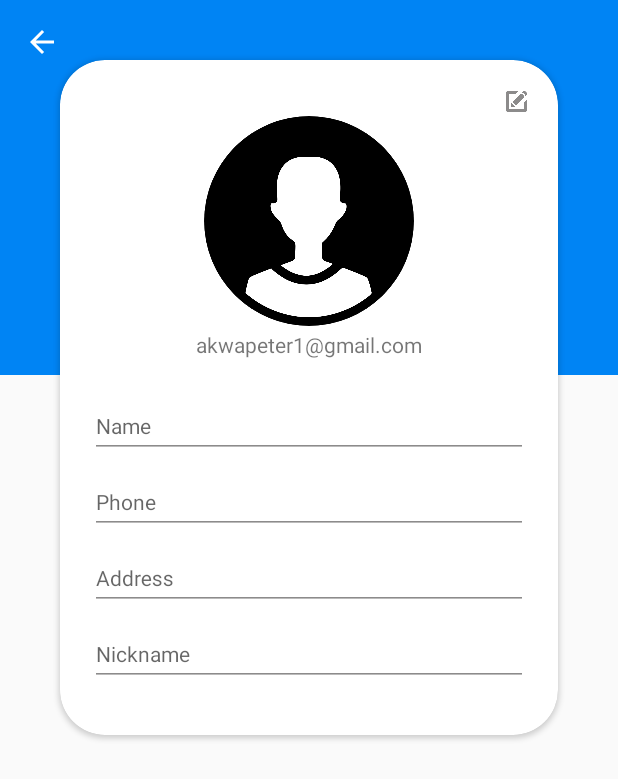
After one commit to akwa-peter/Med-Manager, an Android app: the User_Profile screen opened directly, with no data from a screen before it, on a phone screen of 412 x 824 dp. The commit adds this screen. Shown: the top 779 px of the screen. Run offline under Robolectric (Android 15) with nearby library versions, the phone set to English and light mode, and no system bars; our stand-ins replace CircleImageView.

Commit message:
Profile completed

```diff
--- a/app/build.gradle
+++ b/app/build.gradle
@@ -29,4 +29,6 @@ dependencies {
     androidTestImplementation 'com.android.support.test.espresso:espresso-core:3.0.1'
     compile 'com.android.support:support-compat:26.1.0'
     compile 'com.android.support:design:26.1.0'
+    implementation 'com.android.support:cardview-v7:26.1.0'
+    compile 'de.hdodenhof:circleimageview:2.2.0'
 }
--- a/app/src/main/AndroidManifest.xml
+++ b/app/src/main/AndroidManifest.xml
@@ -23,7 +23,9 @@
             android:name="preloaded_fonts"
             android:resource="@array/preloaded_fonts" />
 
-        <activity android:name=".Add_Medication"/>
+        <activity android:name=".Add_Medication" />
+        <activity android:name=".User_Profile"
+            android:label=" "/>
     </application>
 
 </manifest>
--- a/app/src/main/java/com/example/rad5/med_manager/Add_Medication.java
+++ b/app/src/main/java/com/example/rad5/med_manager/Add_Medication.java
@@ -1,9 +1,12 @@
 package com.example.rad5.med_manager;
 
+import android.content.Intent;
 import android.support.v7.app.ActionBar;
 import android.support.v7.app.AppCompatActivity;
 import android.os.Bundle;
 import android.support.v7.widget.Toolbar;
+import android.view.View;
+import android.widget.LinearLayout;
 
 public class Add_Medication extends AppCompatActivity {
 
@@ -19,12 +22,21 @@ public class Add_Medication extends AppCompatActivity {
         toolbar = (Toolbar) findViewById(R.id.addMedication_toolbar);
         setSupportActionBar(toolbar);
 
-        // Add menu icon to Toolbar
+        // Add menu back to Toolbar
         ActionBar supportActionBar = getSupportActionBar();
         if (supportActionBar != null) {
             supportActionBar.setHomeAsUpIndicator(R.drawable.ic_arrow_back_black_24dp);
             supportActionBar.setDisplayHomeAsUpEnabled(true);
         }
+
+        //set an onClick listener on the profile icon
+        LinearLayout profileButton = (LinearLayout) findViewById(R.id.profile);
+        profileButton.setOnClickListener(new View.OnClickListener() {
+            @Override
+            public void onClick(View view) {
+                startActivity(new Intent(Add_Medication.this, User_Profile.class));
+            }
+        });
     }
 
     @Override
--- a/app/src/main/java/com/example/rad5/med_manager/Login.java
+++ b/app/src/main/java/com/example/rad5/med_manager/Login.java
@@ -1,13 +1,27 @@
 package com.example.rad5.med_manager;
 
+import android.content.Intent;
 import android.support.v7.app.AppCompatActivity;
 import android.os.Bundle;
+import android.view.View;
+import android.widget.TextView;
 
 public class Login extends AppCompatActivity {
+
+    TextView continueWithGoogle;
 
     @Override
     protected void onCreate(Bundle savedInstanceState) {
         super.onCreate(savedInstanceState);
         setContentView(R.layout.activity_login);
+
+        continueWithGoogle = (TextView) findViewById(R.id.txt_continue_with_google);
+        continueWithGoogle.setOnClickListener(new View.OnClickListener() {
+            @Override
+            public void onClick(View view) {
+                startActivity(new Intent(Login.this, MainActivity.class));
+                finish();
+            }
+        });
     }
 }
--- a/app/src/main/java/com/example/rad5/med_manager/SplashScreen.java
+++ b/app/src/main/java/com/example/rad5/med_manager/SplashScreen.java
@@ -18,7 +18,7 @@ public class SplashScreen extends AppCompatActivity {
             @Override
             public void run() {
                 try {
-                    Intent mIntent = new Intent(SplashScreen.this, MainActivity.class);
+                    Intent mIntent = new Intent(SplashScreen.this, Login.class);
                     sleep(3000);
                     startActivity(mIntent);
                     finish();
--- /dev/null
+++ b/app/src/main/java/com/example/rad5/med_manager/User_Profile.java
@@ -0,0 +1,34 @@
+package com.example.rad5.med_manager;
+
+import android.support.v7.app.ActionBar;
+import android.support.v7.app.AppCompatActivity;
+import android.os.Bundle;
+import android.support.v7.widget.Toolbar;
+
+public class User_Profile extends AppCompatActivity {
+
+    Toolbar toolbar;
+
+    @Override
+    protected void onCreate(Bundle savedInstanceState) {
+        super.onCreate(savedInstanceState);
+        setContentView(R.layout.activity_user__profile);
+
+        //Add Action bar to the user profile activity
+        toolbar = (Toolbar) findViewById(R.id.mainActivity_toolbar);
+        setSupportActionBar(toolbar);
+
+        // Add back icon to the Toolbar
+        ActionBar supportActionBar = getSupportActionBar();
+        if (supportActionBar != null) {
+            supportActionBar.setHomeAsUpIndicator(R.drawable.ic_arrow_back_black_24dp);
+            supportActionBar.setDisplayHomeAsUpEnabled(true);
+        }
+    }
+
+    @Override
+    public boolean onSupportNavigateUp() {
+        finish();
+        return true;
+    }
+}
--- /dev/null
+++ b/app/src/main/res/layout/activity_user__profile.xml
@@ -0,0 +1,146 @@
+<?xml version="1.0" encoding="utf-8"?>
+<android.support.design.widget.CoordinatorLayout xmlns:android="http://schemas.android.com/apk/res/android"
+    xmlns:app="http://schemas.android.com/apk/res-auto"
+    xmlns:tools="http://schemas.android.com/tools"
+    android:layout_width="match_parent"
+    android:layout_height="match_parent"
+    android:descendantFocusability="beforeDescendants"
+    android:focusableInTouchMode="true"
+    tools:context="com.example.rad5.med_manager.User_Profile">
+
+    <android.support.v7.widget.Toolbar
+        android:id="@+id/mainActivity_toolbar"
+        android:layout_width="match_parent"
+        android:layout_height="?attr/actionBarSize"
+        android:background="@color/colorPrimary"
+        app:titleTextColor="@color/colorWhite"/>
+
+    <View
+        android:layout_width="match_parent"
+        android:layout_height="200dp"
+        android:background="@color/colorPrimary"
+        android:layout_marginTop="50dp"/>
+
+    <android.support.v7.widget.CardView
+        android:layout_width="match_parent"
+        android:layout_height="450dp"
+        android:layout_marginTop="40dp"
+        android:layout_marginLeft="40dp"
+        android:layout_marginRight="40dp"
+        app:cardCornerRadius="30dp"
+        app:cardElevation="@dimen/cardview_default_elevation">
+
+        <LinearLayout
+            android:layout_width="match_parent"
+            android:layout_height="match_parent"
+            android:orientation="vertical">
+
+            <RelativeLayout
+                android:layout_width="match_parent"
+                android:layout_height="wrap_content">
+
+                <de.hdodenhof.circleimageview.CircleImageView
+                    android:id="@+id/user_image"
+                    android:layout_width="140dp"
+                    android:layout_height="140dp"
+                    android:layout_centerInParent="true"
+                    android:src="@drawable/ic_profile"
+                    android:layout_marginTop="40dp"/>
+
+                <TextView
+                    android:id="@+id/txt_email"
+                    android:layout_width="wrap_content"
+                    android:layout_height="wrap_content"
+                    android:text="akwapeter1@gmail.com"
+                    android:layout_centerHorizontal="true"
+                    android:layout_below="@id/user_image"
+                    android:layout_marginBottom="15dp"/>
+
+                <ImageView
+                    android:layout_width="15dp"
+                    android:layout_height="15dp"
+                    android:src="@drawable/ic_edit"
+                    android:tint="@color/colorDeepAsh"
+                    android:layout_margin="20dp"
+                    android:layout_alignParentRight="true"/>
+
+            </RelativeLayout>
+
+            <android.support.design.widget.TextInputLayout
+                android:layout_width="match_parent"
+                android:layout_height="wrap_content"
+                android:layout_marginLeft="20dp"
+                android:layout_marginRight="20dp">
+
+                <EditText
+                    android:id="@+id/edt_name"
+                    android:layout_width="match_parent"
+                    android:layout_height="wrap_content"
+                    android:layout_marginTop="16dp"
+                    android:backgroundTint="@color/colorDeepAsh"
+                    android:hint="Name"
+                    android:inputType="text"
+                    android:textAppearance="?android:textAppearanceSmall" />
+
+            </android.support.design.widget.TextInputLayout>
+
+            <android.support.design.widget.TextInputLayout
+                android:layout_width="match_parent"
+                android:layout_height="wrap_content"
+                android:layout_marginLeft="20dp"
+                android:layout_marginRight="20dp">
+
+                <EditText
+                    android:id="@+id/edt_phone"
+                    android:layout_width="match_parent"
+                    android:layout_height="wrap_content"
+                    android:layout_marginTop="16dp"
+                    android:backgroundTint="@color/colorDeepAsh"
+                    android:hint="Phone"
+                    android:inputType="phone"
+                    android:textAppearance="?android:textAppearanceSmall" />
+
+            </android.support.design.widget.TextInputLayout>
+
+            <android.support.design.widget.TextInputLayout
+                android:layout_width="match_parent"
+                android:layout_height="wrap_content"
+                android:layout_marginLeft="20dp"
+                android:layout_marginRight="20dp">
+
+                <EditText
+                    android:id="@+id/edt_address"
+                    android:layout_width="match_parent"
+                    android:layout_height="wrap_content"
+                    android:layout_marginTop="16dp"
+                    android:backgroundTint="@color/colorDeepAsh"
+                    android:hint="Address"
+                    android:inputType="text"
+                    android:textAppearance="?android:textAppearanceSmall" />
+
+            </android.support.design.widget.TextInputLayout>
+
+            <android.support.design.widget.TextInputLayout
+                android:layout_width="match_parent"
+                android:layout_height="wrap_content"
+                android:layout_marginLeft="20dp"
+                android:layout_marginRight="20dp">
+
+                <EditText
+                    android:id="@+id/edt_nickName"
+                    android:layout_width="match_parent"
+                    android:layout_height="wrap_content"
+                    android:layout_marginTop="16dp"
+                    android:backgroundTint="@color/colorDeepAsh"
+                    android:hint="Nickname"
+                    android:inputType="text"
+                    android:textAppearance="?android:textAppearanceSmall" />
+
+            </android.support.design.widget.TextInputLayout>
+
+
+        </LinearLayout>
+
+    </android.support.v7.widget.CardView>
+
+</android.support.design.widget.CoordinatorLayout>
```
